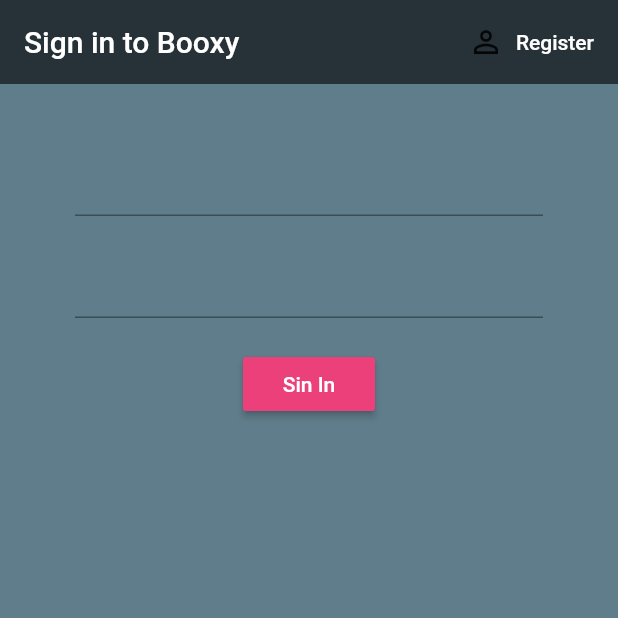
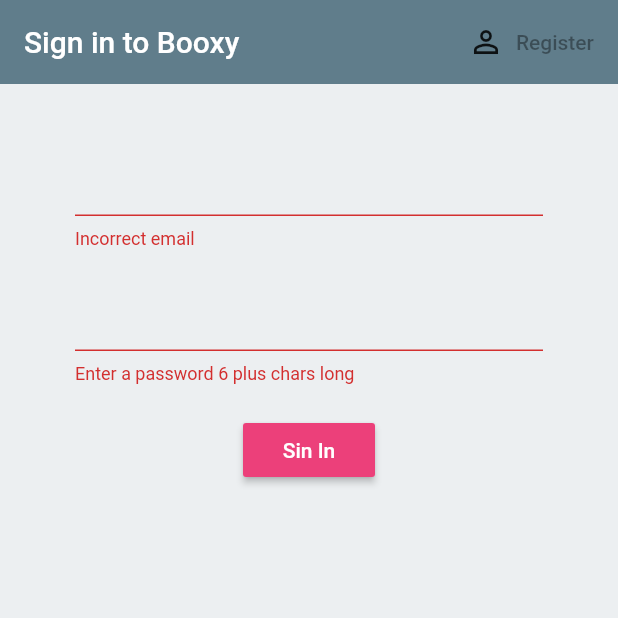
Before and after one commit to nouhben/ibooxy, a Flutter app: the screen it shows after launch, after a tap on "Sin In", on a phone screen of 412 x 824 dp, the top half of it. Run offline on Flutter 3.47's test engine with Material 2 defaults, Android fonts, the phone set to English and light mode, and no system bars; our stand-ins replace firebase_auth; accounts and stored records are empty.

Commit message:
end of ep 13 next i will style the sign in/register forms

```diff
--- a/lib/screens/authenticate/sign_in.dart
+++ b/lib/screens/authenticate/sign_in.dart
@@ -20,9 +20,9 @@ class _SignInState extends State<SignIn> {
   @override
   Widget build(BuildContext context) {
     return Scaffold(
-      backgroundColor: Colors.blueGrey[500],
+      backgroundColor: Colors.blueGrey[50],
       appBar: AppBar(
-        backgroundColor: Colors.blueGrey[900],
+        backgroundColor: Colors.blueGrey[500],
         elevation: 0.0,
         title: Text(
           'Sign in to Booxy',
@@ -35,7 +35,7 @@ class _SignInState extends State<SignIn> {
             icon: Icon(Icons.person_outline),
             label: Text(
               'Register',
-              style: TextStyle(color: Colors.white),
+              style: TextStyle(color: Colors.black38),
             ),
           )
         ],
@@ -50,20 +50,18 @@ class _SignInState extends State<SignIn> {
               TextFormField(
                 validator: (val) => val.isEmpty ? 'Incorrect email' : null,
                 onChanged: (val) {
-                  setState(() => this.email = val);
+                  setState(() => email = val);
                 },
               ),
               SizedBox(height: 20.0),
               TextFormField(
-                validator: (val) {
-                  if (val.isEmpty) {
-                    setState(() => error = 'Empty password');
-                  } else {}
-                },
-                style: TextStyle(color: Colors.white),
+                validator: (val) => val.length < 6
+                    ? 'Enter a password 6 plus chars long'
+                    : null,
+                style: TextStyle(color: Colors.red),
                 obscureText: true,
                 onChanged: (val) {
-                  setState(() => this.password = val);
+                  setState(() => password = val);
                 },
               ),
               SizedBox(height: 20.0),
@@ -74,9 +72,27 @@ class _SignInState extends State<SignIn> {
                   style: TextStyle(color: Colors.white),
                 ),
                 onPressed: () async {
-                  print(this.email);
-                  print(this.password);
+                  if (_formKey.currentState.validate()) {
+                    //valid form send request to firebase
+                    dynamic result =
+                        await _auth.signInWithEmailAndPass(email, password);
+                    if (result == null) {
+                      setState(() {
+                        setState(() {
+                          error = 'Could not sign in';
+                        });
+                      });
+                    }
+                  }
                 },
+              ),
+              SizedBox(height: 10.0),
+              Text(
+                error,
+                style: TextStyle(
+                  color: Colors.red,
+                  fontSize: 13.0,
+                ),
               ),
             ],
           ),
--- a/lib/services/auth.dart
+++ b/lib/services/auth.dart
@@ -30,7 +30,7 @@ class AuthService {
   }
 
   //sigin with mail and pass
-  Future signInWithEmailAndPassword(String email, String password) async {
+  Future signInWithEmailAndPass(String email, String password) async {
     try {
       AuthResult result = await _auth.signInWithEmailAndPassword(
           email: email, password: password);
```
Also changed, not shown: lib/screens/authenticate/register.dart (+6 -5 lines).
